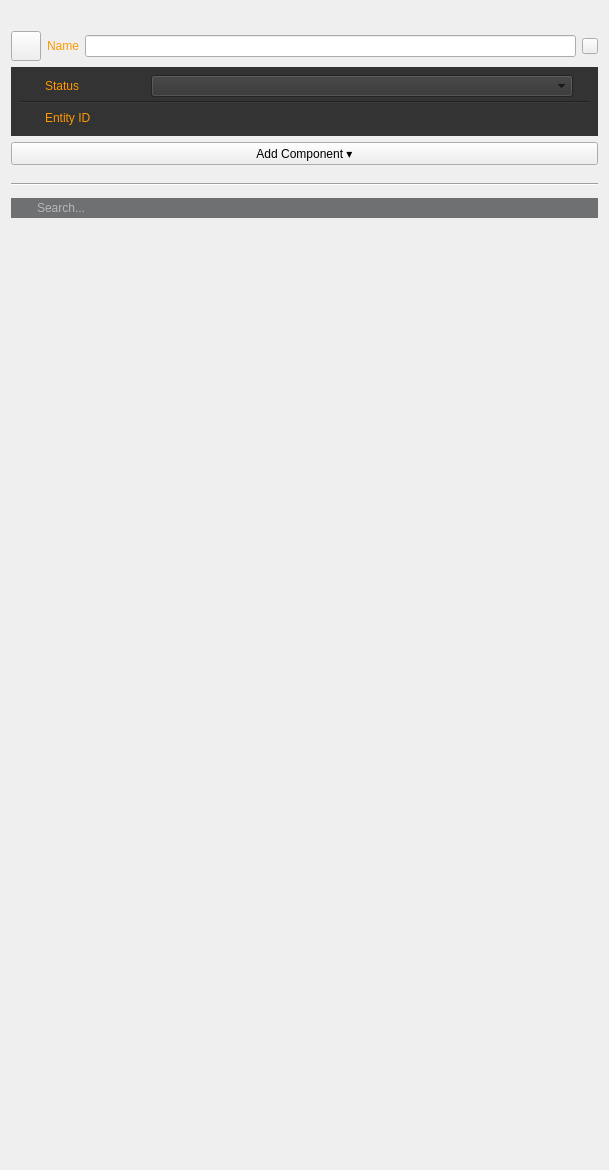
Old version of the form dev/Code/Framework/AzToolsFramework/AzToolsFramework/UI/PropertyEditor/EntityPropertyEditor.ui in the repository aws/lumberyard.
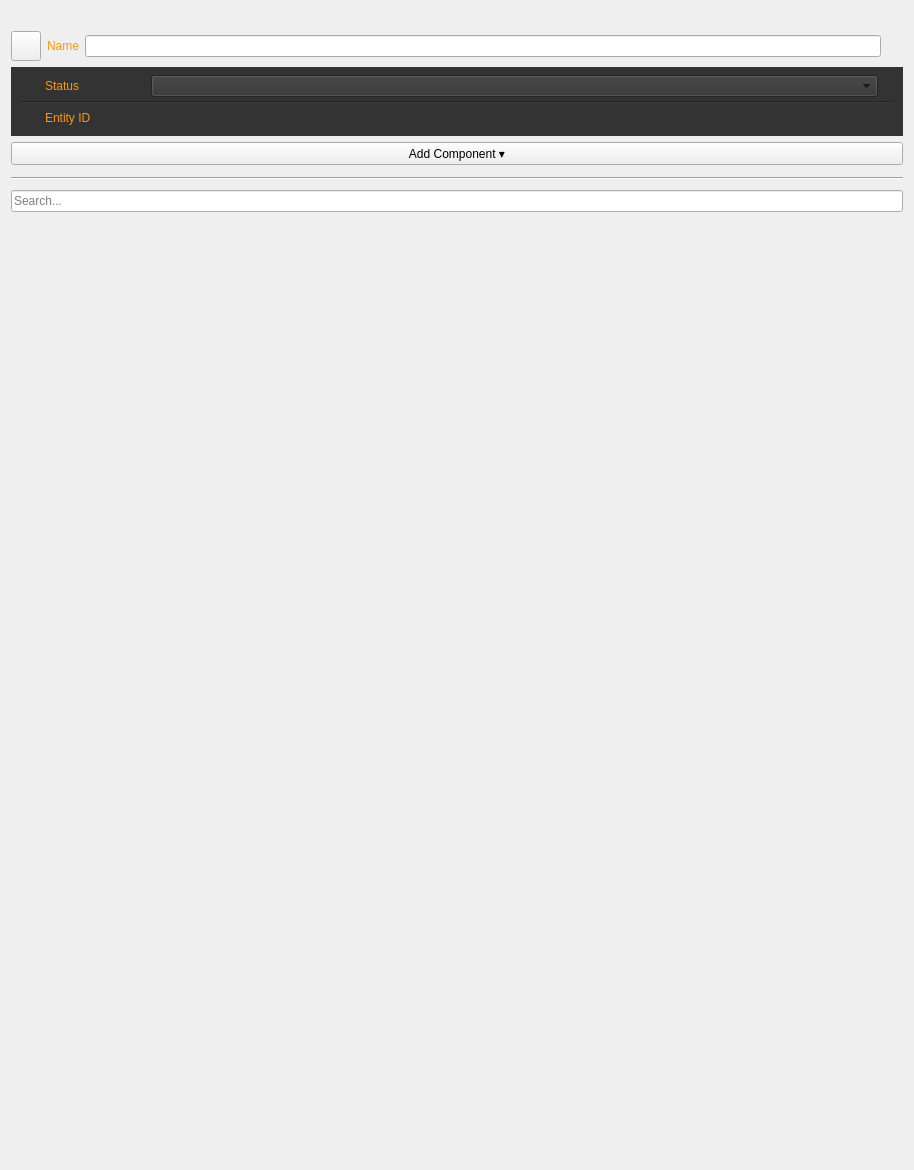
New version of the form. Icons and pictures are not drawn. Custom widgets are drawn as their Qt base class.

The edit to the form file:
```diff
--- a/dev/Code/Framework/AzToolsFramework/AzToolsFramework/UI/PropertyEditor/EntityPropertyEditor.ui
+++ b/dev/Code/Framework/AzToolsFramework/AzToolsFramework/UI/PropertyEditor/EntityPropertyEditor.ui
@@ -9,7 +9,7 @@
    <rect>
     <x>0</x>
     <y>0</y>
-    <width>609</width>
+    <width>914</width>
     <height>1170</height>
    </rect>
   </property>
@@ -24,6 +24,8 @@
   </property>
   <layout class="QVBoxLayout" name="verticalLayout_2">
    <item>
+    <layout class="QVBoxLayout" name="verticalLayout">
+     <item>
     <widget class="QLabel" name="m_entityDetailsLabel">
      <property name="text">
       <string/>
@@ -123,7 +125,7 @@
         </widget>
        </item>
        <item>
-        <widget class="AzToolsFramework::IconButton" name="m_pinButton">
+          <widget class="QToolButton" name="m_pinButton">
          <property name="minimumSize">
           <size>
            <width>16</width>
@@ -147,7 +149,10 @@
          </property>
          <property name="icon">
           <iconset>
-           <normaloff>:/PropertyEditor/Resources/pin_button.png</normaloff>:/PropertyEditor/Resources/pin_button.png</iconset>
+             <normaloff>:/PropertyEditor/Resources/pin_button.svg</normaloff>:/PropertyEditor/Resources/pin_button.svg</iconset>
+           </property>
+           <property name="autoRaise">
+            <bool>true</bool>
          </property>
          <property name="iconSize">
           <size>
@@ -161,6 +166,7 @@
      </item>
     </layout>
    </item>
+     
    <item>
     <widget class="QWidget" name="m_darkBox" native="true">
      <property name="enabled">
@@ -837,7 +843,7 @@
       <number>0</number>
      </property>
      <property name="bottomMargin">
-      <number>12</number>
+        <number>6</number>
      </property>
      <item>
       <widget class="QPushButton" name="m_addComponentButton">
@@ -861,75 +867,20 @@
       <number>0</number>
      </property>
      <property name="topMargin">
-      <number>6</number>
+        <number>4</number>
      </property>
      <property name="bottomMargin">
-      <number>6</number>
+        <number>4</number>
      </property>
      <item>
       <widget class="QLineEdit" name="m_entitySearchBox">
-       <property name="styleSheet">
-        <string notr="true">
-                  selection-background-color: rgb(233, 99, 0);
-                  background: #6e7071;
-                  background-image: url(:/AssetBrowser/Resources/search.png);
-                  background-repeat: no-repeat;
-                  background-position: left;
-                  padding: 2 2 2 24;
-                  color: rgb(255, 255, 255);
-                </string>
-       </property>
-       <property name="frame">
-        <bool>false</bool>
-       </property>
        <property name="placeholderText">
         <string>Search...</string>
        </property>
       </widget>
      </item>
-     <item>
-      <widget class="QPushButton" name="m_buttonClearFilter">
-       <property name="sizePolicy">
-        <sizepolicy hsizetype="Minimum" vsizetype="Minimum">
-         <horstretch>0</horstretch>
-         <verstretch>0</verstretch>
-        </sizepolicy>
-       </property>
-       <property name="maximumSize">
-        <size>
-         <width>16777215</width>
-         <height>25</height>
-        </size>
-       </property>
-       <property name="styleSheet">
-        <string notr="true">
-                  border: none;
-                  background: #6e7071;
-                </string>
-       </property>
-       <property name="text">
-        <string/>
-       </property>
-       <property name="flat">
-        <bool>false</bool>
-       </property>
-      </widget>
-     </item>
-    </layout>
-   </item>
-   <item>
-    <spacer name="horizontalSpacer">
-     <property name="orientation">
-      <enum>Qt::Horizontal</enum>
-     </property>
-     <property name="sizeHint" stdset="0">
-      <size>
-       <width>588</width>
-       <height>13</height>
-      </size>
-     </property>
-    </spacer>
-   </item>
+      </layout>
+     </item>
    <item>
     <widget class="QScrollArea" name="m_componentList">
      <property name="focusPolicy">
@@ -952,8 +903,8 @@
        <rect>
         <x>0</x>
         <y>0</y>
-        <width>591</width>
-        <height>895</height>
+          <width>894</width>
+          <height>885</height>
        </rect>
       </property>
       <property name="sizePolicy">
@@ -964,7 +915,7 @@
       </property>
       <layout class="QVBoxLayout" name="verticalLayout_3">
        <property name="spacing">
-        <number>12</number>
+        <number>0</number>
        </property>
        <property name="leftMargin">
         <number>0</number>
@@ -983,7 +934,8 @@
     </widget>
    </item>
   </layout>
-  <zorder>m_darkBox</zorder>
+   </item>
+  </layout>
  </widget>
  <customwidgets>
   <customwidget>
```
Left out of the diff: 16 changed lines with no effect on the pictures. Lines whose indentation alone changed are shown as unchanged.
